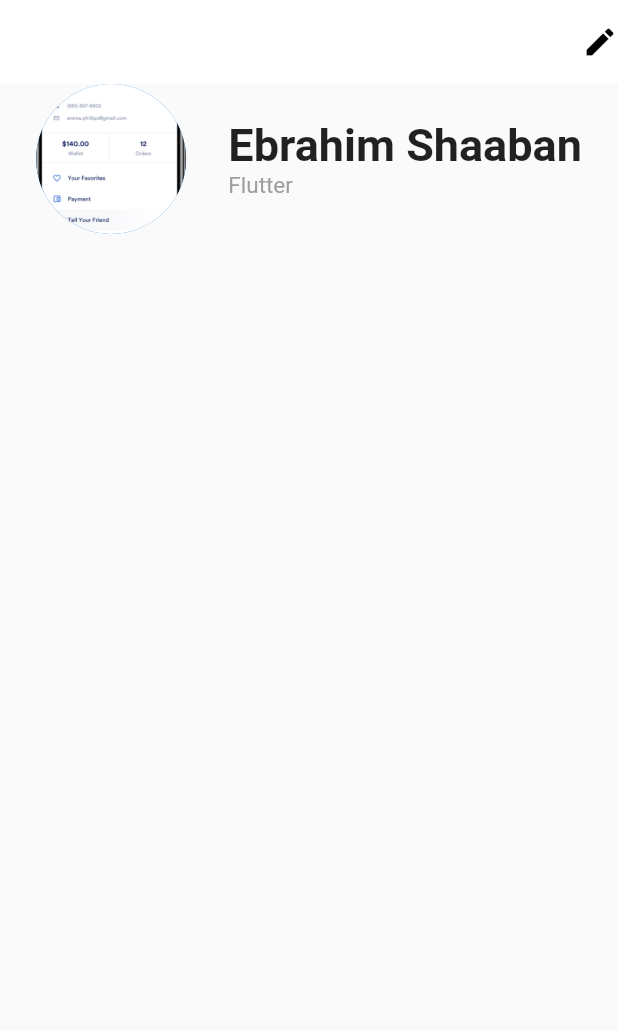
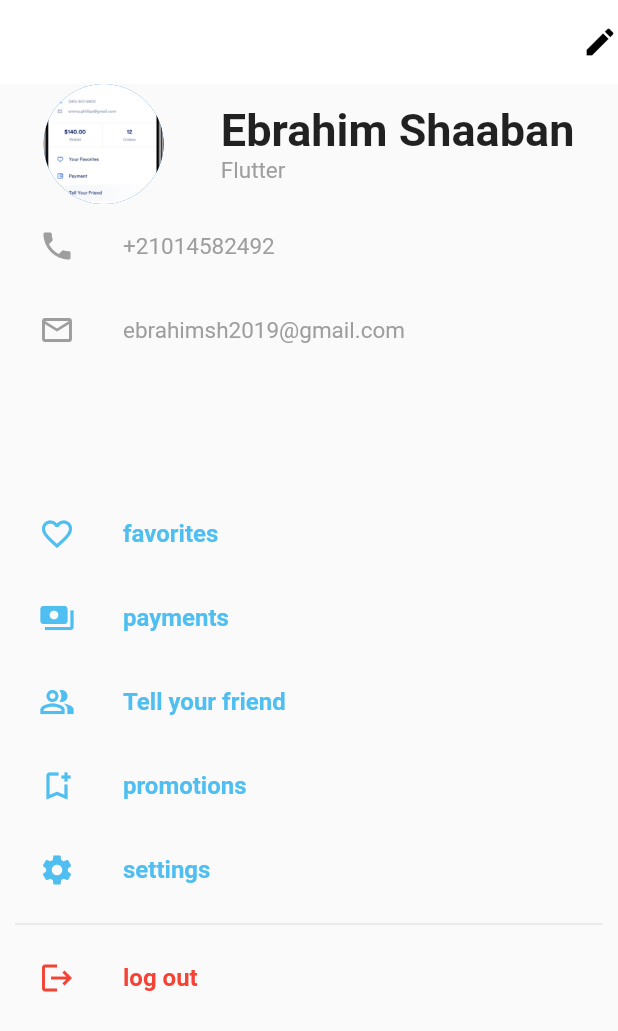
Before and after one commit to El-Helbawy-M/Flutter-Circle-App, a Flutter app: the screen it shows after launch, on a phone screen of 412 x 824 dp. Shown: the top 1031 px of the screen. Run offline on Flutter 3.47's test engine with Material 2 defaults, Android fonts, the phone set to English and light mode, and no system bars; our stand-ins replace firebase_core, shared_preferences; accounts and stored records are empty.

Commit message:
fill profile_screen.dart body { + add profileitem }

```diff
--- a/lib/layout/screens/profile_screen.dart
+++ b/lib/layout/screens/profile_screen.dart
@@ -1,6 +1,8 @@
 import 'package:flutter/material.dart';
 import 'package:flutter_app_circle/layout/constants/color.dart';
 import 'package:flutter_app_circle/layout/constants/text_style.dart';
+
+import '../widgets/profile_item.dart';
 
 class Profilescreen extends StatelessWidget {
   const Profilescreen({Key? key}) : super(key: key);
@@ -11,11 +13,13 @@ class Profilescreen extends StatelessWidget {
       appBar: AppBar(
         backgroundColor: AppColor.main,
         elevation: 0,
-        actions: [Icon(Icons.edit)],
-        iconTheme: IconThemeData(color: Colors.black),
+        actions: const [Icon(Icons.edit)],
+        iconTheme: const IconThemeData(color: Colors.black),
       ),
       body: Padding(
-        padding: const EdgeInsets.symmetric(horizontal: 10,),
+        padding: const EdgeInsets.symmetric(
+          horizontal: 10,
+        ),
         child: SingleChildScrollView(
             child: Column(
           // crossAxisAlignment: CrossAxisAlignment.center,
@@ -23,20 +27,53 @@ class Profilescreen extends StatelessWidget {
           children: [
             Row(
               mainAxisAlignment: MainAxisAlignment.spaceAround,
-              children:  [
+              children: [
                 const CircleAvatar(
                   backgroundImage: AssetImage('assets/img/profile_Screen.png'),
-                  radius: 50,
+                  radius: 40,
                 ),
                 Column(
                   crossAxisAlignment: CrossAxisAlignment.start,
                   children: const [
-                    Text("Ebrahim Shaaban",style: AppTextStyles.cTextStyleTitle),
-                    Text("Flutter",style: AppTextStyles.cTextStyleSubTitle),
+                    Text("Ebrahim Shaaban",
+                        style: AppTextStyles.cTextStyleTitle),
+                    Text("Flutter", style: AppTextStyles.cTextStyleSubTitle),
                   ],
                 ),
               ],
-            )
+            ),
+            const Profileitem("+21014582492", AppTextStyles.cTextStyleSubTitle,
+                Icon(Icons.phone), AppColor.grey),
+            const Profileitem(
+                "ebrahimsh2019@gmail.com",
+                AppTextStyles.cTextStyleSubTitle,
+                Icon(Icons.email_outlined),
+                AppColor.grey),
+            const SizedBox(
+              height: 80,
+            ),
+            const Profileitem("favorites", AppTextStyles.cTextStyleBoldlTitle,
+                Icon(Icons.favorite_border), AppColor.second),
+            const Profileitem("payments", AppTextStyles.cTextStyleBoldlTitle,
+                Icon(Icons.payments), AppColor.second),
+            const Profileitem(
+                "Tell your friend",
+                AppTextStyles.cTextStyleBoldlTitle,
+                Icon(Icons.people_alt_outlined),
+                AppColor.second),
+            const Profileitem("promotions", AppTextStyles.cTextStyleBoldlTitle,
+                Icon(Icons.bookmark_add_outlined), AppColor.second),
+            const Profileitem("settings", AppTextStyles.cTextStyleBoldlTitle,
+                Icon(Icons.settings), AppColor.second),
+            Divider(),
+            const Profileitem(
+                "log out",
+                TextStyle(
+                    fontSize: 16,
+                    color: Colors.red,
+                    fontWeight: FontWeight.bold),
+                Icon(Icons.logout),
+                Colors.red),
           ],
         )),
       ),
```
